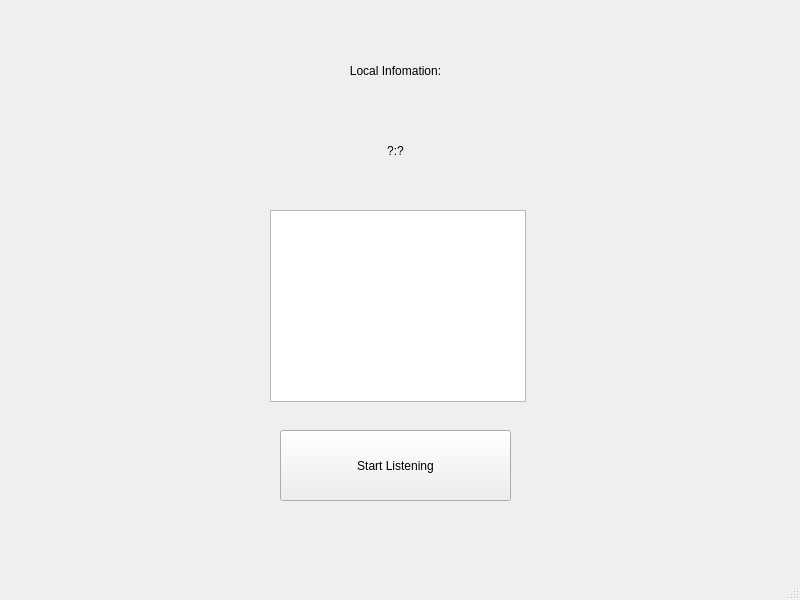
This is Landlords/serverwindow.ui in Co1lin/Landlords as Qt 5 draws it before an edit. The edited form follows.
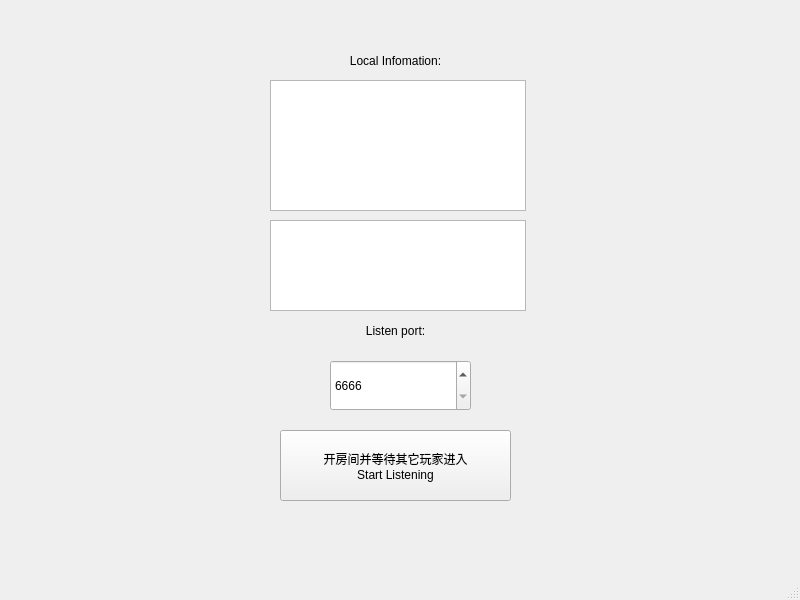
This is the edited form.

```diff
--- a/Landlords/serverwindow.ui
+++ b/Landlords/serverwindow.ui
@@ -24,16 +24,17 @@
      </rect>
     </property>
     <property name="text">
-     <string>Start Listening</string>
+     <string>开房间并等待其它玩家进入
+Start Listening</string>
     </property>
    </widget>
    <widget class="QListWidget" name="listWidget">
     <property name="geometry">
      <rect>
       <x>270</x>
-      <y>210</y>
+      <y>220</y>
       <width>256</width>
-      <height>192</height>
+      <height>91</height>
      </rect>
     </property>
    </widget>
@@ -41,7 +42,7 @@
     <property name="geometry">
      <rect>
       <x>270</x>
-      <y>40</y>
+      <y>30</y>
       <width>251</width>
       <height>61</height>
      </rect>
@@ -57,18 +58,44 @@
     <property name="geometry">
      <rect>
       <x>270</x>
-      <y>120</y>
+      <y>300</y>
       <width>251</width>
       <height>61</height>
      </rect>
     </property>
     <property name="text">
-     <string>?:?</string>
+     <string>Listen port:</string>
     </property>
     <property name="alignment">
      <set>Qt::AlignCenter</set>
     </property>
    </widget>
+   <widget class="QSpinBox" name="portSpinBox">
+    <property name="geometry">
+     <rect>
+      <x>330</x>
+      <y>360</y>
+      <width>141</width>
+      <height>51</height>
+     </rect>
+    </property>
+    <property name="minimum">
+     <number>6666</number>
+    </property>
+    <property name="maximum">
+     <number>49151</number>
+    </property>
+   </widget>
+   <widget class="QListWidget" name="infoListWidget">
+    <property name="geometry">
+     <rect>
+      <x>270</x>
+      <y>80</y>
+      <width>256</width>
+      <height>131</height>
+     </rect>
+    </property>
+   </widget>
   </widget>
   <widget class="QMenuBar" name="menubar">
    <property name="geometry">
```
Left out of the diff: 2 changed lines with no effect on the pictures.
